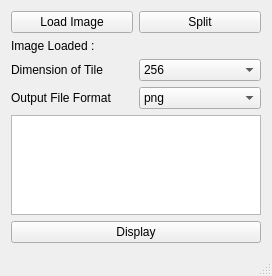
Before: the Qt Designer form qt-demo/image-gl/mainwindow.ui in gitter-badger/image-gl, drawn with Qt 5.
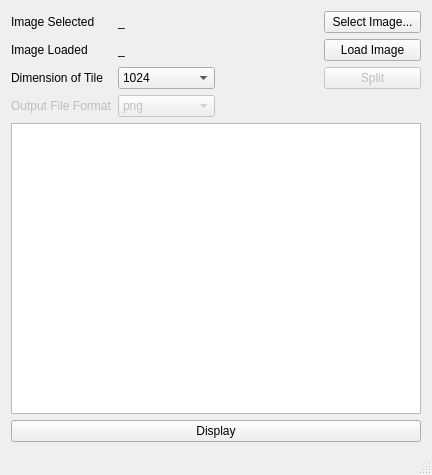
After: the same form once the commit is applied.

Patch:
```diff
--- a/qt-demo/image-gl/mainwindow.ui
+++ b/qt-demo/image-gl/mainwindow.ui
@@ -6,19 +6,21 @@
    <rect>
     <x>0</x>
     <y>0</y>
-    <width>272</width>
-    <height>276</height>
+    <width>432</width>
+    <height>475</height>
    </rect>
   </property>
   <property name="windowTitle">
    <string>MainWindow</string>
   </property>
   <widget class="QWidget" name="centralWidget">
+   <layout class="QVBoxLayout" name="verticalLayout">
+    <item>
    <layout class="QGridLayout" name="gridLayout">
-    <item row="0" column="1">
-     <widget class="QPushButton" name="pushButtonSplit">
+      <item row="0" column="0">
+       <widget class="QLabel" name="labelImageSelected">
       <property name="text">
-       <string>Split</string>
+         <string>Image Selected</string>
       </property>
      </widget>
     </item>
@@ -32,7 +34,7 @@
     <item row="3" column="1">
      <widget class="QComboBox" name="comboBoxDimension">
       <property name="currentIndex">
-       <number>0</number>
+         <number>2</number>
       </property>
       <item>
        <property name="text">
@@ -66,32 +68,11 @@
       </item>
      </widget>
     </item>
-    <item row="0" column="0">
-     <widget class="QPushButton" name="pushButtonLoadImage">
-      <property name="text">
-       <string>Load Image</string>
-      </property>
-     </widget>
-    </item>
-    <item row="5" column="0" colspan="2">
-     <widget class="QTextEdit" name="textEditLog"/>
-    </item>
-    <item row="1" column="0" colspan="2">
-     <widget class="QLabel" name="labelImageLoaded">
-      <property name="text">
-       <string>Image Loaded :</string>
-      </property>
-     </widget>
-    </item>
-    <item row="6" column="0" colspan="2">
-     <widget class="QPushButton" name="pushButtonDisplay">
-      <property name="text">
-       <string>Display</string>
-      </property>
-     </widget>
-    </item>
     <item row="4" column="0">
-     <widget class="QLabel" name="label">
+       <widget class="QLabel" name="labelOutputFormat">
+        <property name="enabled">
+         <bool>false</bool>
+        </property>
       <property name="text">
        <string>Output File Format</string>
       </property>
@@ -99,6 +80,9 @@
     </item>
     <item row="4" column="1">
      <widget class="QComboBox" name="comboBoxFormat">
+        <property name="enabled">
+         <bool>false</bool>
+        </property>
       <item>
        <property name="text">
         <string>png</string>
@@ -109,6 +93,63 @@
         <string>jpg</string>
        </property>
       </item>
+       </widget>
+      </item>
+      <item row="1" column="0">
+       <widget class="QLabel" name="labelImageLoaded">
+        <property name="text">
+         <string>Image Loaded</string>
+        </property>
+       </widget>
+      </item>
+      <item row="0" column="3">
+       <widget class="QPushButton" name="pushButtonSelectImage">
+        <property name="text">
+         <string>Select Image...</string>
+        </property>
+       </widget>
+      </item>
+      <item row="1" column="3">
+       <widget class="QPushButton" name="pushButtonLoadImage">
+        <property name="text">
+         <string>Load Image</string>
+        </property>
+       </widget>
+      </item>
+      <item row="1" column="1" colspan="2">
+       <widget class="QLabel" name="labelLoadedImage">
+        <property name="text">
+         <string>_</string>
+        </property>
+       </widget>
+      </item>
+      <item row="0" column="1" colspan="2">
+       <widget class="QLabel" name="labelSelectedImage">
+        <property name="text">
+         <string>_</string>
+        </property>
+       </widget>
+      </item>
+      <item row="3" column="3">
+       <widget class="QPushButton" name="pushButtonSplit">
+        <property name="enabled">
+         <bool>false</bool>
+        </property>
+        <property name="text">
+         <string>Split</string>
+        </property>
+       </widget>
+      </item>
+     </layout>
+    </item>
+    <item>
+     <widget class="QTextEdit" name="textEditLog"/>
+    </item>
+    <item>
+     <widget class="QPushButton" name="pushButtonDisplay">
+      <property name="text">
+       <string>Display</string>
+      </property>
      </widget>
     </item>
    </layout>
```
Lines whose indentation alone changed are shown as unchanged.
